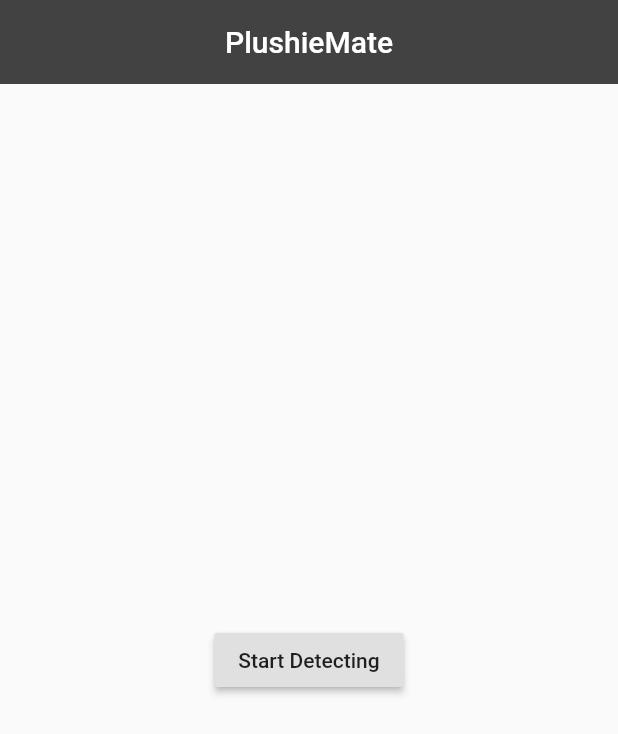
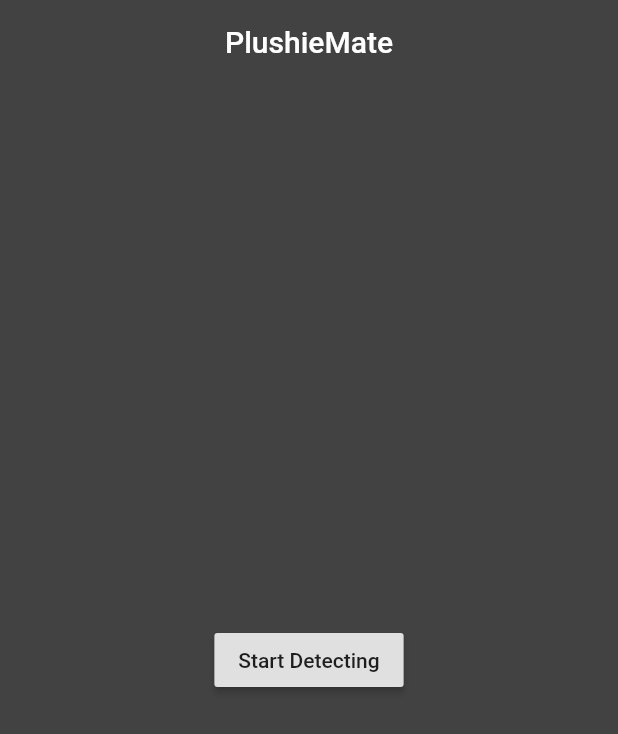
Before and after one commit to techno-disaster/PlushieMate, a Flutter app: the screen it shows after launch, on a phone screen of 412 x 824 dp. Shown: the top 734 px of the screen. Run offline on Flutter 3.47's test engine with Material 2 defaults, Android fonts, the phone set to English and light mode, and no system bars; our stand-ins replace camera, flutter_spinkit, toast; missing offline and left inert: tflite.

Commit message:
way better ui

```diff
--- a/lib/home.dart
+++ b/lib/home.dart
@@ -2,12 +2,15 @@ import 'package:flutter/material.dart';
 import 'package:camera/camera.dart';
 import 'package:tflite/tflite.dart';
 import 'dart:math' as math;
-
+import 'package:flutter_spinkit/flutter_spinkit.dart';
 import 'camera.dart';
 import 'bndbox.dart';
 import 'models.dart';
 
+import 'package:toast/toast.dart';
+
 bool isDetecting = false;
+bool wantsdata = false;
 
 class HomePage extends StatefulWidget {
   final List<CameraDescription> cameras;
@@ -78,7 +81,52 @@ class _HomePageState extends State<HomePage> {
   @override
   Widget build(BuildContext context) {
     Size screen = MediaQuery.of(context).size;
+    void settingModalBottomSheet(context) {
+      showModalBottomSheet(
+        backgroundColor: Colors.grey[800],
+        shape: RoundedRectangleBorder(
+          borderRadius: BorderRadius.all(Radius.circular(15.0)),
+        ),
+        enableDrag: true,
+        context: context,
+        builder: (BuildContext bc) {
+          return Container(
+              decoration: new BoxDecoration(
+                color: Colors.grey[800],
+                borderRadius: BorderRadius.all(Radius.circular(15.0)),
+              ),
+              padding: EdgeInsets.only(top: 20),
+              height: 100,
+              width: 300,
+              // color: Colors.grey[800],
+              child: Center(
+                child: Text(
+                  "This is a Android plushie. I am " + (_recognitions[0]["confidence"]*100).toStringAsFixed(2) + "% sure",
+                  style: TextStyle(color: Colors.tealAccent),
+                ),
+              ));
+        },
+      );
+    }
+
+    void showtoast() {
+      if (_recognitions[0]["confidence"] > 0.70)
+        Toast.show("Found Android plushie", context,
+            textColor: Colors.tealAccent,
+            backgroundColor: Colors.grey[800],
+            duration: Toast.LENGTH_SHORT,
+            gravity: Toast.TOP);
+      else {
+        Toast.show("Did not find a Android plushie", context,
+            textColor: Colors.tealAccent,
+            backgroundColor: Colors.grey[800],
+            duration: Toast.LENGTH_SHORT,
+            gravity: Toast.TOP);
+      }
+    }
+
     return Scaffold(
+      backgroundColor: Colors.grey[800],
       appBar: AppBar(
         centerTitle: true,
         backgroundColor: Colors.grey[800],
@@ -103,11 +151,41 @@ class _HomePageState extends State<HomePage> {
           : Stack(
               alignment: AlignmentDirectional.bottomCenter,
               children: [
-                Camera(
-                  widget.cameras,
-                  _model,
-                  setRecognitions,
+                // Camera(
+                //   widget.cameras,
+                //   _model,
+                //   setRecognitions,
+                // ),
+                Center(
+                  child: Container(
+                    height: 1000,
+                    width: 500,
+                    child: MaterialButton(
+                      onPressed: () {
+                        print("pressed");
+                        print(math.max(_imageHeight, _imageWidth));
+                        print(_recognitions[0]["confidence"]);
+                        setState(() {
+                          wantsdata = true;
+                        });
+                        showtoast();
+                        settingModalBottomSheet(context);
+                      },
+                    ),
+                  ),
                 ),
+                Center(
+                  child: Container(
+                    height: 100,
+                    width: 100,
+                    color: Colors.transparent,
+                    child: SpinKitDoubleBounce(
+                      color: Colors.grey,
+                      size: 25.0,
+                    ),
+                  ),
+                ),
+
                 Opacity(
                   opacity: 0.5,
                   child: Padding(
@@ -119,14 +197,16 @@ class _HomePageState extends State<HomePage> {
                         color: Colors.grey[700],
                         borderRadius: BorderRadius.all(Radius.circular(15.0)),
                       ),
-                      child: Row(mainAxisAlignment: MainAxisAlignment.spaceAround,
+                      child: Row(
+                        mainAxisAlignment: MainAxisAlignment.spaceAround,
                         children: <Widget>[
                           Icon(Icons.search),
                           Padding(
-                            padding: const EdgeInsets.fromLTRB(0, 8,10, 8),
+                            padding: const EdgeInsets.fromLTRB(0, 8, 10, 8),
                             child: Text(
                               "Dectecting",
-                              style: TextStyle(color: Colors.white, fontSize: 18),
+                              style:
+                                  TextStyle(color: Colors.white, fontSize: 18),
                             ),
                           ),
                         ],
@@ -134,28 +214,26 @@ class _HomePageState extends State<HomePage> {
                     ),
                   ),
                 ),
-                Padding(
-                  padding: const EdgeInsets.only(bottom: 30),
-                  child: Container(
-                    decoration: new BoxDecoration(
-                      color: Colors.grey[800],
-                      borderRadius: BorderRadius.all(Radius.circular(15.0)),
-                    ),
-                    padding: EdgeInsets.only(top: 20),
-                    height: 100,
-                    width: 300,
-                    // color: Colors.grey[800],
-                    child: Center(
-                      child: BndBox(
-                          _recognitions == null ? [] : _recognitions,
-                          math.max(_imageHeight, _imageWidth),
-                          math.min(_imageHeight, _imageWidth),
-                          screen.height,
-                          screen.width,
-                          _model),
-                    ),
-                  ),
-                ),
+                // if (wantsdata)
+                //   Container(
+                //     decoration: new BoxDecoration(
+                //       color: Colors.grey[800],
+                //       borderRadius: BorderRadius.all(Radius.circular(15.0)),
+                //     ),
+                //     padding: EdgeInsets.only(top: 20),
+                //     height: 100,
+                //     width: 300,
+                //     // color: Colors.grey[800],
+                //     child: Center(
+                //       child: BndBox(
+                //           _recognitions == null ? [] : _recognitions,
+                //           math.max(_imageHeight, _imageWidth),
+                //           math.min(_imageHeight, _imageWidth),
+                //           screen.height,
+                //           screen.width,
+                //           _model),
+                //     ),
+                //   ),
               ],
             ),
     );
```
Also changed, not shown: pubspec.yaml (+5 -3 lines), pubspec.lock.
